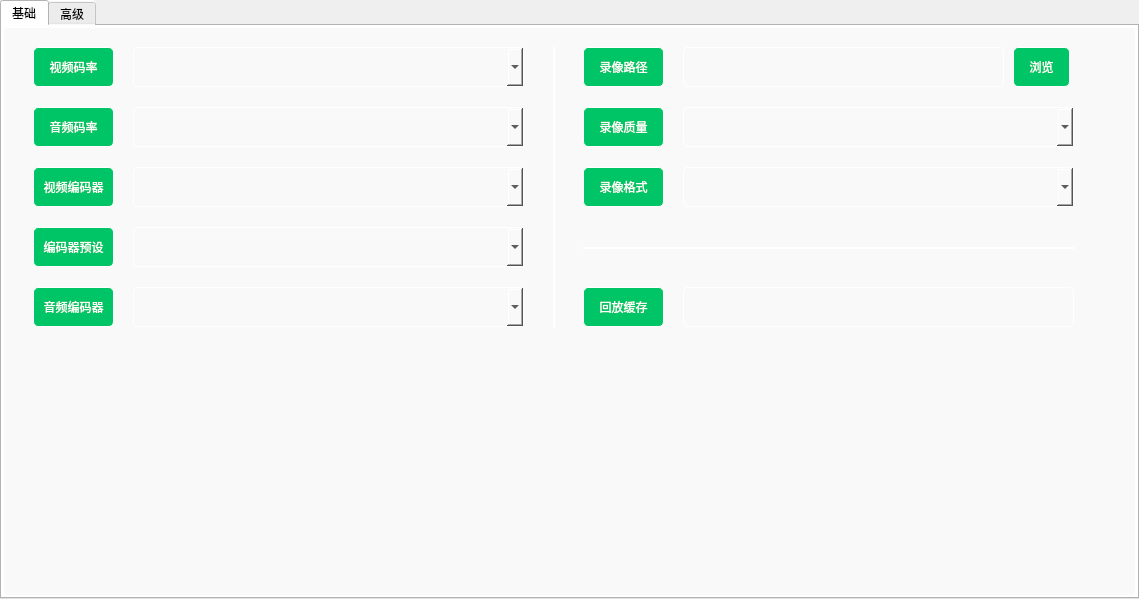
Before: the Qt Designer form UI/gbs/bizWidgets/GBSBizSettingOutput.ui in huangjingpei/myobs, drawn with Qt 5.
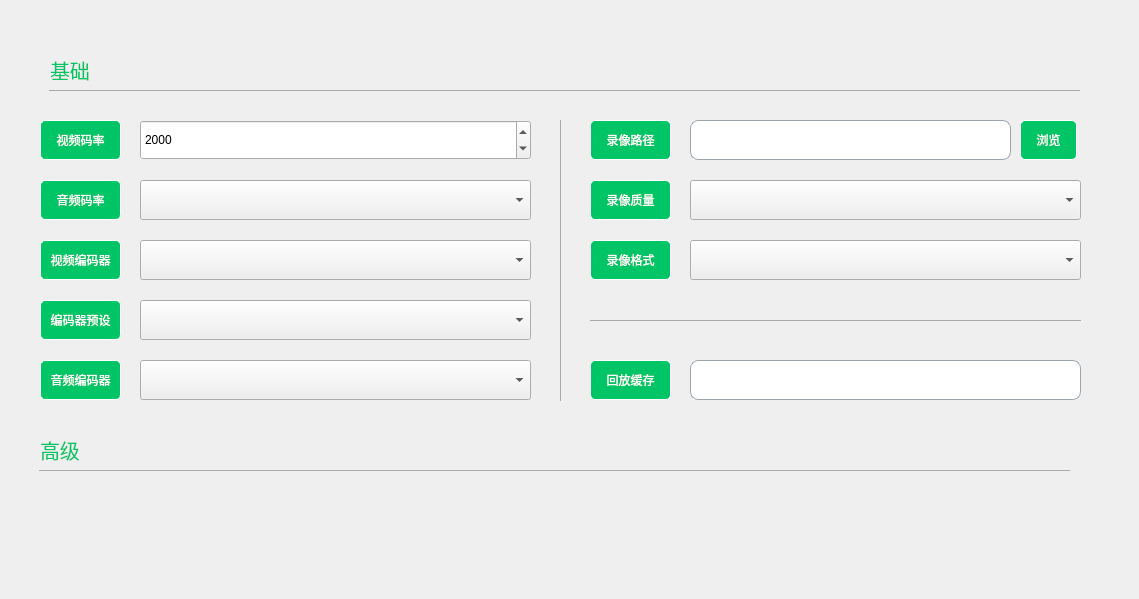
After: the same form once the commit is applied.

Diff of the .ui file:
```diff
--- a/UI/gbs/bizWidgets/GBSBizSettingOutput.ui
+++ b/UI/gbs/bizWidgets/GBSBizSettingOutput.ui
@@ -13,81 +13,14 @@
   <property name="windowTitle">
    <string>Form</string>
   </property>
-  <widget class="QFrame" name="frame_3">
-   <property name="geometry">
-    <rect>
-     <x>220</x>
-     <y>50</y>
-     <width>2</width>
-     <height>21</height>
-    </rect>
-   </property>
    <property name="styleSheet">
-    <string notr="true">color:#DBDBDB</string>
-   </property>
-   <property name="frameShape">
-    <enum>QFrame::Shape::StyledPanel</enum>
-   </property>
-   <property name="frameShadow">
-    <enum>QFrame::Shadow::Raised</enum>
-   </property>
-  </widget>
-  <widget class="QTabWidget" name="tabWidget">
-   <property name="geometry">
-    <rect>
-     <x>0</x>
-     <y>0</y>
-     <width>1139</width>
-     <height>599</height>
-    </rect>
-   </property>
-   <property name="styleSheet">
-    <string notr="true">background-color:#F9F9F9;
-border: 1px solid  #FFFFFF;
-border-radius: 4px;
-</string>
-   </property>
-   <property name="tabShape">
-    <enum>QTabWidget::TabShape::Rounded</enum>
-   </property>
-   <property name="currentIndex">
-    <number>0</number>
-   </property>
-   <property name="elideMode">
-    <enum>Qt::TextElideMode::ElideLeft</enum>
-   </property>
-   <widget class="QWidget" name="tabBasic">
-    <attribute name="title">
-     <string>基础</string>
-    </attribute>
-    <widget class="QPushButton" name="lblVideoBitrate">
-     <property name="geometry">
-      <rect>
-       <x>30</x>
-       <y>20</y>
-       <width>81</width>
-       <height>40</height>
-      </rect>
-     </property>
-     <property name="styleSheet">
-      <string notr="true">background-color:#00C566;
-border: 1px solid white;
-border-radius:5px;
-font-size:12px;
-color:#FFFFFF</string>
-     </property>
-     <property name="text">
-      <string>视频码率</string>
-     </property>
-     <property name="checkable">
-      <bool>false</bool>
-     </property>
-    </widget>
+   <string notr="true"/>
+  </property>
     <widget class="QPushButton" name="lblVideoEncoder">
      <property name="geometry">
       <rect>
-       <x>30</x>
-       <y>140</y>
+     <x>40</x>
+     <y>240</y>
        <width>81</width>
        <height>40</height>
       </rect>
@@ -103,11 +36,11 @@
       <string>视频编码器</string>
      </property>
     </widget>
-    <widget class="QPushButton" name="lblAudioBitrate">
+  <widget class="QPushButton" name="lblRecordQuality">
      <property name="geometry">
       <rect>
-       <x>30</x>
-       <y>80</y>
+     <x>590</x>
+     <y>180</y>
        <width>81</width>
        <height>40</height>
       </rect>
@@ -120,54 +53,14 @@
 color:#FFFFFF</string>
      </property>
      <property name="text">
-      <string>音频码率</string>
-     </property>
-    </widget>
-    <widget class="QComboBox" name="cbxAudioEncoder">
-     <property name="geometry">
-      <rect>
-       <x>130</x>
-       <y>260</y>
-       <width>391</width>
-       <height>40</height>
-      </rect>
-     </property>
-    </widget>
-    <widget class="QComboBox" name="cbxVideoBitrate">
-     <property name="geometry">
-      <rect>
-       <x>130</x>
-       <y>20</y>
-       <width>391</width>
-       <height>40</height>
-      </rect>
-     </property>
-    </widget>
-    <widget class="QPushButton" name="lblRecordPath">
-     <property name="geometry">
-      <rect>
-       <x>580</x>
-       <y>20</y>
-       <width>81</width>
-       <height>40</height>
-      </rect>
-     </property>
-     <property name="styleSheet">
-      <string notr="true">background-color:#00C566;
-border: 1px solid white;
-border-radius:5px;
-font-size:12px;
-color:#FFFFFF</string>
-     </property>
-     <property name="text">
-      <string>录像路径</string>
+    <string>录像质量</string>
      </property>
     </widget>
     <widget class="QPushButton" name="lblAudioEncoder">
      <property name="geometry">
       <rect>
-       <x>30</x>
-       <y>260</y>
+     <x>40</x>
+     <y>360</y>
        <width>81</width>
        <height>40</height>
       </rect>
@@ -183,51 +76,32 @@
       <string>音频编码器</string>
      </property>
     </widget>
-    <widget class="QFrame" name="vertLine">
-     <property name="geometry">
-      <rect>
-       <x>550</x>
-       <y>20</y>
-       <width>2</width>
-       <height>281</height>
-      </rect>
-     </property>
-     <property name="styleSheet">
-      <string notr="true">color:#DBDBDB</string>
-     </property>
-     <property name="frameShape">
-      <enum>QFrame::Shape::StyledPanel</enum>
-     </property>
-     <property name="frameShadow">
-      <enum>QFrame::Shadow::Raised</enum>
-     </property>
-    </widget>
-    <widget class="QComboBox" name="cbxVideoEncoder">
-     <property name="geometry">
-      <rect>
-       <x>130</x>
-       <y>140</y>
-       <width>391</width>
-       <height>40</height>
-      </rect>
-     </property>
-    </widget>
     <widget class="QComboBox" name="cbxVideoEncoderPreSetting">
      <property name="geometry">
       <rect>
-       <x>130</x>
-       <y>200</y>
+     <x>140</x>
+     <y>300</y>
        <width>391</width>
        <height>40</height>
       </rect>
      </property>
     </widget>
-    <widget class="QPushButton" name="btnOpen">
+  <widget class="QComboBox" name="cbxAudioEncoder">
      <property name="geometry">
       <rect>
-       <x>1010</x>
-       <y>20</y>
-       <width>57</width>
+     <x>140</x>
+     <y>360</y>
+     <width>391</width>
+     <height>40</height>
+    </rect>
+   </property>
+  </widget>
+  <widget class="QPushButton" name="lblAudioBitrate">
+   <property name="geometry">
+    <rect>
+     <x>40</x>
+     <y>180</y>
+     <width>81</width>
        <height>40</height>
       </rect>
      </property>
@@ -239,14 +113,14 @@
 color:#FFFFFF</string>
      </property>
      <property name="text">
-      <string>浏览</string>
+    <string>音频码率</string>
      </property>
     </widget>
     <widget class="QPushButton" name="lblVideoEncoderPreSetting">
      <property name="geometry">
       <rect>
-       <x>30</x>
-       <y>200</y>
+     <x>40</x>
+     <y>300</y>
        <width>81</width>
        <height>40</height>
       </rect>
@@ -262,37 +136,87 @@
       <string>编码器预设</string>
      </property>
     </widget>
-    <widget class="QLineEdit" name="leRecordCache">
+  <widget class="QPushButton" name="lblRecordFormat">
      <property name="geometry">
       <rect>
-       <x>680</x>
-       <y>260</y>
-       <width>391</width>
+     <x>590</x>
+     <y>240</y>
+     <width>81</width>
        <height>40</height>
       </rect>
      </property>
      <property name="styleSheet">
-      <string notr="true">background-color:#9CA4AAB;
-border: 5px solid  #9CA4AAB;
-border-radius: 8px;
-</string>
-     </property>
-     <property name="placeholderText">
-      <string/>
+    <string notr="true">background-color:#00C566;
+border: 1px solid white;
+border-radius:5px;
+font-size:12px;
+color:#FFFFFF</string>
+   </property>
+   <property name="text">
+    <string>录像格式</string>
+   </property>
+  </widget>
+  <widget class="QFrame" name="vertLine">
+   <property name="geometry">
+    <rect>
+     <x>560</x>
+     <y>120</y>
+     <width>1</width>
+     <height>281</height>
+    </rect>
+   </property>
+   <property name="styleSheet">
+    <string notr="true">background-color:#DBDBDB;</string>
+   </property>
+   <property name="frameShape">
+    <enum>QFrame::Shape::StyledPanel</enum>
+   </property>
+   <property name="frameShadow">
+    <enum>QFrame::Shadow::Raised</enum>
+   </property>
+  </widget>
+  <widget class="QComboBox" name="cbxRecordQuality">
+   <property name="geometry">
+    <rect>
+     <x>690</x>
+     <y>180</y>
+     <width>391</width>
+     <height>40</height>
+    </rect>
+   </property>
+  </widget>
+  <widget class="QComboBox" name="cbxAudioBitrate">
+   <property name="geometry">
+    <rect>
+     <x>140</x>
+     <y>180</y>
+     <width>391</width>
+     <height>40</height>
+    </rect>
+   </property>
+  </widget>
+  <widget class="QComboBox" name="cbxRecordFomat">
+   <property name="geometry">
+    <rect>
+     <x>690</x>
+     <y>240</y>
+     <width>391</width>
+     <height>40</height>
+    </rect>
      </property>
     </widget>
     <widget class="QLineEdit" name="leRecordPath">
      <property name="geometry">
       <rect>
-       <x>680</x>
-       <y>20</y>
+     <x>690</x>
+     <y>120</y>
        <width>321</width>
        <height>40</height>
       </rect>
      </property>
      <property name="styleSheet">
-      <string notr="true">background-color:#9CA4AAB;
-border: 5px solid  #9CA4AAB;
+    <string notr="true">background-color:#FFFFFF;
+border: 1px solid  #9CA4AB;
 border-radius: 8px;
 </string>
      </property>
@@ -300,37 +224,27 @@
       <string/>
      </property>
     </widget>
-    <widget class="QPushButton" name="lblRecordQuality">
+  <widget class="QComboBox" name="cbxVideoEncoder">
      <property name="geometry">
       <rect>
-       <x>580</x>
-       <y>80</y>
-       <width>81</width>
+     <x>140</x>
+     <y>240</y>
+     <width>391</width>
        <height>40</height>
       </rect>
      </property>
-     <property name="styleSheet">
-      <string notr="true">background-color:#00C566;
-border: 1px solid white;
-border-radius:5px;
-font-size:12px;
-color:#FFFFFF</string>
-     </property>
-     <property name="text">
-      <string>录像质量</string>
-     </property>
     </widget>
     <widget class="QFrame" name="horiLine">
      <property name="geometry">
       <rect>
-       <x>580</x>
-       <y>220</y>
+     <x>590</x>
+     <y>320</y>
        <width>491</width>
-       <height>2</height>
+     <height>1</height>
       </rect>
      </property>
      <property name="styleSheet">
-      <string notr="true">color:#DBDBDB</string>
+    <string notr="true">background-color:#DBDBDB;</string>
      </property>
      <property name="frameShape">
       <enum>QFrame::Shape::StyledPanel</enum>
@@ -339,22 +253,12 @@
       <enum>QFrame::Shadow::Raised</enum>
      </property>
     </widget>
-    <widget class="QComboBox" name="cbxRecordQuality">
+  <widget class="QPushButton" name="btnOpen">
      <property name="geometry">
       <rect>
-       <x>680</x>
-       <y>80</y>
-       <width>391</width>
-       <height>40</height>
-      </rect>
-     </property>
-    </widget>
-    <widget class="QPushButton" name="lblRecordFormat">
-     <property name="geometry">
-      <rect>
-       <x>580</x>
-       <y>140</y>
-       <width>81</width>
+     <x>1020</x>
+     <y>120</y>
+     <width>57</width>
        <height>40</height>
       </rect>
      </property>
@@ -366,14 +270,36 @@
 color:#FFFFFF</string>
      </property>
      <property name="text">
-      <string>录像格式</string>
+    <string>浏览</string>
+   </property>
+  </widget>
+  <widget class="QSpinBox" name="spinBoxVideoBitrate">
+   <property name="geometry">
+    <rect>
+     <x>140</x>
+     <y>120</y>
+     <width>391</width>
+     <height>40</height>
+    </rect>
+   </property>
+   <property name="minimum">
+    <number>200</number>
+   </property>
+   <property name="maximum">
+    <number>1000000</number>
+   </property>
+   <property name="singleStep">
+    <number>1</number>
+   </property>
+   <property name="value">
+    <number>2000</number>
      </property>
     </widget>
     <widget class="QPushButton" name="lblPlayCache">
      <property name="geometry">
       <rect>
-       <x>580</x>
-       <y>260</y>
+     <x>590</x>
+     <y>360</y>
        <width>81</width>
        <height>40</height>
       </rect>
@@ -389,32 +315,139 @@
       <string>回放缓存</string>
      </property>
     </widget>
-    <widget class="QComboBox" name="cbxAudioBitrate">
+  <widget class="QLineEdit" name="leRecordCache">
      <property name="geometry">
       <rect>
-       <x>130</x>
-       <y>80</y>
+     <x>690</x>
+     <y>360</y>
        <width>391</width>
        <height>40</height>
       </rect>
      </property>
-    </widget>
-    <widget class="QComboBox" name="cbxRecordFomat">
+   <property name="styleSheet">
+    <string notr="true">background-color:#FFFFFF;
+border: 1px solid  #9CA4AB;
+border-radius: 8px;
+</string>
+   </property>
+   <property name="placeholderText">
+    <string/>
+   </property>
+  </widget>
+  <widget class="QPushButton" name="lblVideoBitrate">
      <property name="geometry">
       <rect>
-       <x>680</x>
-       <y>140</y>
-       <width>391</width>
+     <x>40</x>
+     <y>120</y>
+     <width>81</width>
        <height>40</height>
       </rect>
      </property>
-    </widget>
-   </widget>
-   <widget class="QWidget" name="tabAdvanced">
-    <attribute name="title">
+   <property name="styleSheet">
+    <string notr="true">background-color:#00C566;
+border: 1px solid white;
+border-radius:5px;
+font-size:12px;
+color:#FFFFFF</string>
+   </property>
+   <property name="text">
+    <string>视频码率</string>
+   </property>
+   <property name="checkable">
+    <bool>false</bool>
+   </property>
+  </widget>
+  <widget class="QPushButton" name="lblRecordPath">
+   <property name="geometry">
+    <rect>
+     <x>590</x>
+     <y>120</y>
+     <width>81</width>
+     <height>40</height>
+    </rect>
+   </property>
+   <property name="styleSheet">
+    <string notr="true">background-color:#00C566;
+border: 1px solid white;
+border-radius:5px;
+font-size:12px;
+color:#FFFFFF</string>
+   </property>
+   <property name="text">
+    <string>录像路径</string>
+   </property>
+  </widget>
+  <widget class="QFrame" name="frame">
+   <property name="geometry">
+    <rect>
+     <x>49</x>
+     <y>90</y>
+     <width>1031</width>
+     <height>1</height>
+    </rect>
+   </property>
+   <property name="styleSheet">
+    <string notr="true">background-color:#DBDBDB;</string>
+   </property>
+   <property name="frameShape">
+    <enum>QFrame::Shape::StyledPanel</enum>
+   </property>
+   <property name="frameShadow">
+    <enum>QFrame::Shadow::Raised</enum>
+   </property>
+  </widget>
+  <widget class="QLabel" name="label_6">
+   <property name="geometry">
+    <rect>
+     <x>50</x>
+     <y>50</y>
+     <width>54</width>
+     <height>40</height>
+    </rect>
+   </property>
+   <property name="styleSheet">
+    <string notr="true">font-size:20px;
+color:#00C566;</string>
+   </property>
+   <property name="text">
+    <string>基础</string>
+   </property>
+  </widget>
+  <widget class="QLabel" name="label_7">
+   <property name="geometry">
+    <rect>
+     <x>40</x>
+     <y>430</y>
+     <width>54</width>
+     <height>40</height>
+    </rect>
+   </property>
+   <property name="styleSheet">
+    <string notr="true">font-size:20px;
+color:#00C566;</string>
+   </property>
+   <property name="text">
      <string>高级</string>
-    </attribute>
-   </widget>
+   </property>
+  </widget>
+  <widget class="QFrame" name="frame_2">
+   <property name="geometry">
+    <rect>
+     <x>39</x>
+     <y>470</y>
+     <width>1031</width>
+     <height>1</height>
+    </rect>
+   </property>
+   <property name="styleSheet">
+    <string notr="true">background-color:#DBDBDB;</string>
+   </property>
+   <property name="frameShape">
+    <enum>QFrame::Shape::StyledPanel</enum>
+   </property>
+   <property name="frameShadow">
+    <enum>QFrame::Shadow::Raised</enum>
+   </property>
   </widget>
  </widget>
  <resources/>
```
Lines whose indentation alone changed are shown as unchanged.
